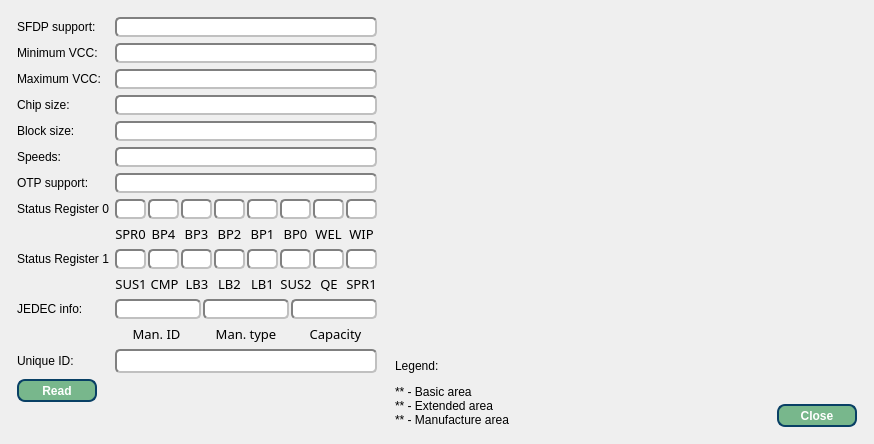
Qt form IMSProg_programmer/dialogsfdp.ui (bigbigmdm/IMSProg) before a commit.
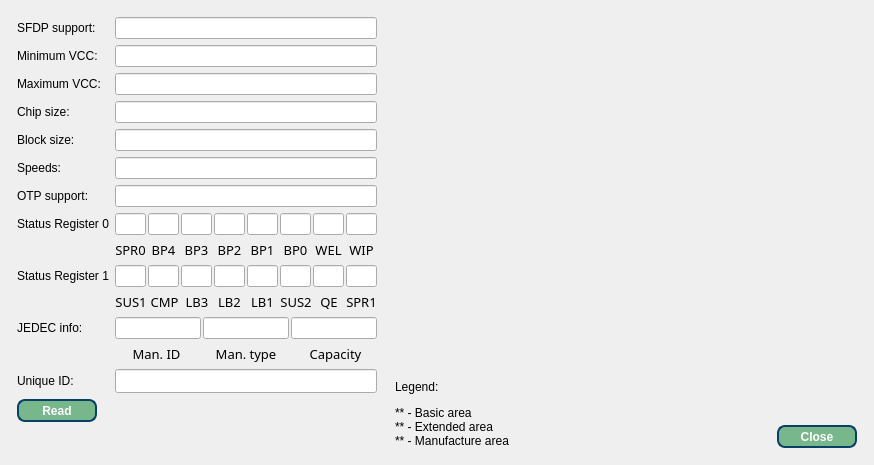
The same form after that commit. Icons and pictures are not drawn.

```diff
--- a/IMSProg_programmer/dialogsfdp.ui
+++ b/IMSProg_programmer/dialogsfdp.ui
@@ -7,7 +7,7 @@
     <x>0</x>
     <y>0</y>
     <width>874</width>
-    <height>444</height>
+    <height>465</height>
    </rect>
   </property>
   <property name="windowTitle">
@@ -47,15 +47,27 @@
      </item>
      <item row="0" column="1">
       <widget class="QLineEdit" name="lineEdit_sfdp">
+       <property name="font">
+        <font>
+         <weight>75</weight>
+         <bold>true</bold>
+        </font>
+       </property>
        <property name="styleSheet">
-        <string notr="true">border: 2px solid gray;border-radius: 5px;font-weight:600;border-style: inset;</string>
+        <string notr="true"/>
        </property>
       </widget>
      </item>
      <item row="1" column="1">
       <widget class="QLineEdit" name="lineEdit_vcc_min">
+       <property name="font">
+        <font>
+         <weight>75</weight>
+         <bold>true</bold>
+        </font>
+       </property>
        <property name="styleSheet">
-        <string notr="true">border: 2px solid gray;border-radius: 5px;font-weight:600;border-style: inset;</string>
+        <string notr="true"/>
        </property>
       </widget>
      </item>
@@ -68,8 +80,14 @@
      </item>
      <item row="2" column="1">
       <widget class="QLineEdit" name="lineEdit_vcc_max">
+       <property name="font">
+        <font>
+         <weight>75</weight>
+         <bold>true</bold>
+        </font>
+       </property>
        <property name="styleSheet">
-        <string notr="true">border: 2px solid gray;border-radius: 5px;font-weight:600;border-style: inset;</string>
+        <string notr="true"/>
        </property>
       </widget>
      </item>
@@ -82,8 +100,14 @@
      </item>
      <item row="3" column="1">
       <widget class="QLineEdit" name="lineEdit_size">
+       <property name="font">
+        <font>
+         <weight>75</weight>
+         <bold>true</bold>
+        </font>
+       </property>
        <property name="styleSheet">
-        <string notr="true">border: 2px solid gray;border-radius: 5px;font-weight:600;border-style: inset;</string>
+        <string notr="true"/>
        </property>
       </widget>
      </item>
@@ -96,8 +120,14 @@
      </item>
      <item row="4" column="1">
       <widget class="QLineEdit" name="lineEdit_block">
+       <property name="font">
+        <font>
+         <weight>75</weight>
+         <bold>true</bold>
+        </font>
+       </property>
        <property name="styleSheet">
-        <string notr="true">border: 2px solid gray;border-radius: 5px;font-weight:600;border-style: inset;</string>
+        <string notr="true"/>
        </property>
        <property name="text">
         <string/>
@@ -113,8 +143,14 @@
      </item>
      <item row="5" column="1">
       <widget class="QLineEdit" name="lineEdit_speeds">
+       <property name="font">
+        <font>
+         <weight>75</weight>
+         <bold>true</bold>
+        </font>
+       </property>
        <property name="styleSheet">
-        <string notr="true">border: 2px solid gray;border-radius: 5px;font-weight:600;border-style: inset;</string>
+        <string notr="true"/>
        </property>
       </widget>
      </item>
@@ -133,8 +169,14 @@
          <height>0</height>
         </size>
        </property>
+       <property name="font">
+        <font>
+         <weight>75</weight>
+         <bold>true</bold>
+        </font>
+       </property>
        <property name="styleSheet">
-        <string notr="true">border: 2px solid gray;border-radius: 5px;font-weight:600;border-style: inset;</string>
+        <string notr="true"/>
        </property>
       </widget>
      </item>
@@ -176,8 +218,14 @@
            <height>16777215</height>
           </size>
          </property>
+         <property name="font">
+          <font>
+           <weight>75</weight>
+           <bold>true</bold>
+          </font>
+         </property>
          <property name="styleSheet">
-          <string notr="true">border: 2px solid gray;border-radius: 5px;font-weight:600;border-style: inset;</string>
+          <string notr="true"/>
          </property>
          <property name="alignment">
           <set>Qt::AlignCenter</set>
@@ -198,8 +246,14 @@
            <height>16777215</height>
           </size>
          </property>
+         <property name="font">
+          <font>
+           <weight>75</weight>
+           <bold>true</bold>
+          </font>
+         </property>
          <property name="styleSheet">
-          <string notr="true">border: 2px solid gray;border-radius: 5px;font-weight:600;border-style: inset;</string>
+          <string notr="true"/>
          </property>
          <property name="alignment">
           <set>Qt::AlignCenter</set>
@@ -220,8 +274,14 @@
            <height>16777215</height>
           </size>
          </property>
+         <property name="font">
+          <font>
+           <weight>75</weight>
+           <bold>true</bold>
+          </font>
+         </property>
          <property name="styleSheet">
-          <string notr="true">border: 2px solid gray;border-radius: 5px;font-weight:600;border-style: inset;</string>
+          <string notr="true"/>
          </property>
          <property name="alignment">
           <set>Qt::AlignCenter</set>
@@ -242,8 +302,14 @@
            <height>16777215</height>
           </size>
          </property>
+         <property name="font">
+          <font>
+           <weight>75</weight>
+           <bold>true</bold>
+          </font>
+         </property>
          <property name="styleSheet">
-          <string notr="true">border: 2px solid gray;border-radius: 5px;font-weight:600;border-style: inset;</string>
+          <string notr="true"/>
          </property>
          <property name="alignment">
           <set>Qt::AlignCenter</set>
@@ -264,8 +330,14 @@
            <height>16777215</height>
           </size>
          </property>
+         <property name="font">
+          <font>
+           <weight>75</weight>
+           <bold>true</bold>
+          </font>
+         </property>
          <property name="styleSheet">
-          <string notr="true">border: 2px solid gray;border-radius: 5px;font-weight:600;border-style: inset;</string>
+          <string notr="true"/>
          </property>
          <property name="alignment">
           <set>Qt::AlignCenter</set>
@@ -286,8 +358,14 @@
            <height>16777215</height>
           </size>
          </property>
+         <property name="font">
+          <font>
+           <weight>75</weight>
+           <bold>true</bold>
+          </font>
+         </property>
          <property name="styleSheet">
-          <string notr="true">border: 2px solid gray;border-radius: 5px;font-weight:600;border-style: inset;</string>
+          <string notr="true"/>
          </property>
          <property name="alignment">
           <set>Qt::AlignCenter</set>
@@ -308,8 +386,14 @@
            <height>16777215</height>
           </size>
          </property>
+         <property name="font">
+          <font>
+           <weight>75</weight>
+           <bold>true</bold>
+          </font>
+         </property>
          <property name="styleSheet">
-          <string notr="true">border: 2px solid gray;border-radius: 5px;font-weight:600;border-style: inset;</string>
+          <string notr="true"/>
          </property>
          <property name="alignment">
           <set>Qt::AlignCenter</set>
@@ -330,8 +414,14 @@
            <height>16777215</height>
           </size>
          </property>
+         <property name="font">
+          <font>
+           <weight>75</weight>
+           <bold>true</bold>
+          </font>
+         </property>
          <property name="styleSheet">
-          <string notr="true">border: 2px solid gray;border-radius: 5px;font-weight:600;border-style: inset;</string>
+          <string notr="true"/>
          </property>
          <property name="alignment">
           <set>Qt::AlignCenter</set>
@@ -627,8 +717,14 @@
            <height>16777215</height>
           </size>
          </property>
+         <property name="font">
+          <font>
+           <weight>75</weight>
+           <bold>true</bold>
+          </font>
+         </property>
          <property name="styleSheet">
-          <string notr="true">border: 2px solid gray;border-radius: 5px;font-weight:600;border-style: inset;</string>
+          <string notr="true"/>
          </property>
          <property name="alignment">
           <set>Qt::AlignCenter</set>
@@ -649,8 +745,14 @@
            <height>16777215</height>
           </size>
          </property>
+         <property name="font">
+          <font>
+           <weight>75</weight>
+           <bold>true</bold>
+          </font>
+         </property>
          <property name="styleSheet">
-          <string notr="true">border: 2px solid gray;border-radius: 5px;font-weight:600;border-style: inset;</string>
+          <string notr="true"/>
          </property>
          <property name="alignment">
           <set>Qt::AlignCenter</set>
@@ -671,8 +773,14 @@
            <height>16777215</height>
           </size>
          </property>
+         <property name="font">
+          <font>
+           <weight>75</weight>
+           <bold>true</bold>
+          </font>
+         </property>
          <property name="styleSheet">
-          <string notr="true">border: 2px solid gray;border-radius: 5px;font-weight:600;border-style: inset;</string>
+          <string notr="true"/>
          </property>
          <property name="alignment">
           <set>Qt::AlignCenter</set>
@@ -693,8 +801,14 @@
            <height>16777215</height>
           </size>
          </property>
+         <property name="font">
+          <font>
+           <weight>75</weight>
+           <bold>true</bold>
+          </font>
+         </property>
          <property name="styleSheet">
-          <string notr="true">border: 2px solid gray;border-radius: 5px;font-weight:600;border-style: inset;</string>
+          <string notr="true"/>
          </property>
          <property name="alignment">
           <set>Qt::AlignCenter</set>
@@ -715,8 +829,14 @@
            <height>16777215</height>
           </size>
          </property>
+         <property name="font">
+          <font>
+           <weight>75</weight>
+           <bold>true</bold>
+          </font>
+         </property>
          <property name="styleSheet">
-          <string notr="true">border: 2px solid gray;border-radius: 5px;font-weight:600;border-style: inset;</string>
+          <string notr="true"/>
          </property>
          <property name="alignment">
           <set>Qt::AlignCenter</set>
@@ -737,8 +857,14 @@
            <height>16777215</height>
           </size>
          </property>
+         <property name="font">
+          <font>
+           <weight>75</weight>
+           <bold>true</bold>
+          </font>
+         </property>
          <property name="styleSheet">
-          <string notr="true">border: 2px solid gray;border-radius: 5px;font-weight:600;border-style: inset;</string>
+          <string notr="true"/>
          </property>
          <property name="alignment">
           <set>Qt::AlignCenter</set>
@@ -759,8 +885,14 @@
            <height>16777215</height>
           </size>
          </property>
+         <property name="font">
+          <font>
+           <weight>75</weight>
+           <bold>true</bold>
+          </font>
+         </property>
          <property name="styleSheet">
-          <string notr="true">border: 2px solid gray;border-radius: 5px;font-weight:600;border-style: inset;</string>
+          <string notr="true"/>
          </property>
          <property name="alignment">
           <set>Qt::AlignCenter</set>
@@ -781,8 +913,14 @@
            <height>16777215</height>
           </size>
          </property>
+         <property name="font">
+          <font>
+           <weight>75</weight>
+           <bold>true</bold>
+          </font>
+         </property>
          <property name="styleSheet">
-          <string notr="true">border: 2px solid gray;border-radius: 5px;font-weight:600;border-style: inset;</string>
+          <string notr="true"/>
          </property>
          <property name="alignment">
           <set>Qt::AlignCenter</set>
@@ -1072,8 +1210,14 @@
            <height>0</height>
           </size>
          </property>
+         <property name="font">
+          <font>
+           <weight>75</weight>
+           <bold>true</bold>
+          </font>
+         </property>
          <property name="styleSheet">
-          <string notr="true">border: 2px solid gray;border-radius: 5px;font-weight:600;border-style: inset;</string>
+          <string notr="true"/>
          </property>
          <property name="alignment">
           <set>Qt::AlignCenter</set>
@@ -1088,8 +1232,14 @@
            <height>0</height>
           </size>
          </property>
+         <property name="font">
+          <font>
+           <weight>75</weight>
+           <bold>true</bold>
+          </font>
+         </property>
          <property name="styleSheet">
-          <string notr="true">border: 2px solid gray;border-radius: 5px;font-weight:600;border-style: inset;</string>
+          <string notr="true"/>
          </property>
          <property name="alignment">
           <set>Qt::AlignCenter</set>
@@ -1104,8 +1254,14 @@
            <height>0</height>
           </size>
          </property>
+         <property name="font">
+          <font>
+           <weight>75</weight>
+           <bold>true</bold>
+          </font>
+         </property>
          <property name="styleSheet">
-          <string notr="true">border: 2px solid gray;border-radius: 5px;font-weight:600;border-style: inset;</string>
+          <string notr="true"/>
          </property>
          <property name="alignment">
           <set>Qt::AlignCenter</set>
@@ -1210,7 +1366,7 @@
         </font>
        </property>
        <property name="styleSheet">
-        <string notr="true">border: 2px solid gray;border-radius: 5px;font-weight:600;border-style: inset;</string>
+        <string notr="true"/>
        </property>
       </widget>
      </item>
@@ -1280,8 +1436,8 @@
          </property>
          <property name="font">
           <font>
-           <family>Ubuntu Mono</family>
-           <pointsize>11</pointsize>
+           <family>Monospace</family>
+           <pointsize>10</pointsize>
            <stylestrategy>PreferDefault</stylestrategy>
           </font>
          </property>
@@ -1309,8 +1465,8 @@
          </property>
          <property name="font">
           <font>
-           <family>Ubuntu Mono</family>
-           <pointsize>11</pointsize>
+           <family>Monospace</family>
+           <pointsize>10</pointsize>
           </font>
          </property>
          <property name="layoutDirection">
```
